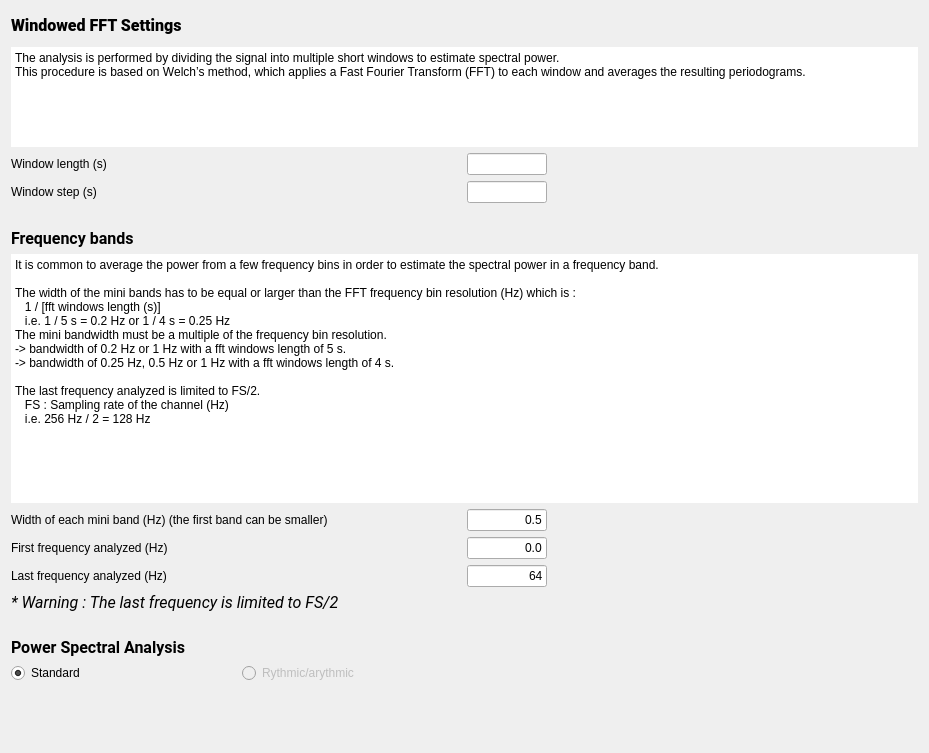
Above: tools/CEAMSTools/PowerSpectralAnalysis/SpectralSettings/Ui_SpectralSettings.ui from SnoozToolbox/snooz-package-ceams before the change. Below: the same form after it.
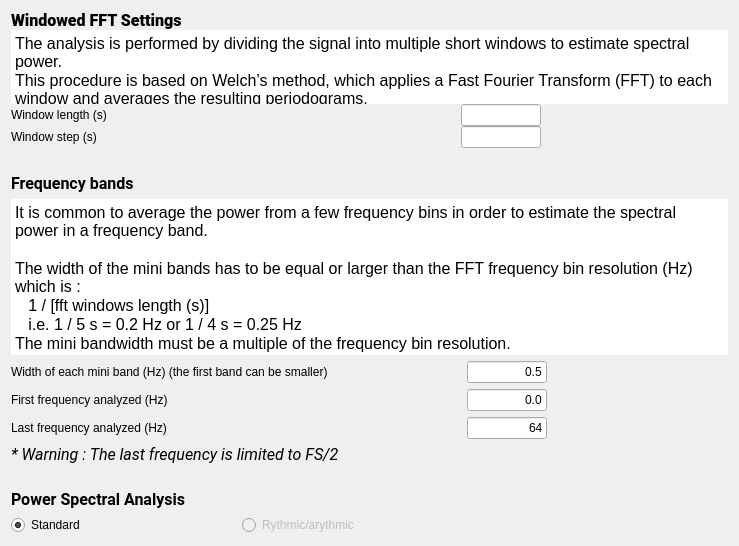
That is the form after the change.

Commit message: Remove scrolling from tools, as it is now handled by the Snooz architecture for a better fit in small windows.

The edit to the form file:
```diff
--- a/tools/CEAMSTools/PowerSpectralAnalysis/SpectralSettings/Ui_SpectralSettings.ui
+++ b/tools/CEAMSTools/PowerSpectralAnalysis/SpectralSettings/Ui_SpectralSettings.ui
@@ -6,8 +6,8 @@
    <rect>
     <x>0</x>
     <y>0</y>
-    <width>929</width>
-    <height>753</height>
+    <width>739</width>
+    <height>546</height>
    </rect>
   </property>
   <property name="minimumSize">
@@ -25,6 +25,12 @@
   <layout class="QVBoxLayout" name="verticalLayout_2">
    <item>
     <layout class="QVBoxLayout" name="verticalLayout">
+     <property name="spacing">
+      <number>0</number>
+     </property>
+     <property name="sizeConstraint">
+      <enum>QLayout::SizeConstraint::SetMaximumSize</enum>
+     </property>
      <item>
       <widget class="QLabel" name="label_3">
        <property name="maximumSize">
@@ -47,17 +53,17 @@
       </widget>
      </item>
      <item>
-      <widget class="QPlainTextEdit" name="plainTextEdit_2">
+      <widget class="QTextEdit" name="textEdit_2">
        <property name="minimumSize">
         <size>
          <width>0</width>
-         <height>50</height>
+         <height>0</height>
         </size>
        </property>
        <property name="maximumSize">
         <size>
          <width>16777215</width>
-         <height>100</height>
+         <height>110</height>
         </size>
        </property>
        <property name="frameShape">
@@ -69,12 +75,22 @@
        <property name="lineWidth">
         <number>0</number>
        </property>
-       <property name="readOnly">
-        <bool>true</bool>
+       <property name="verticalScrollBarPolicy">
+        <enum>Qt::ScrollBarPolicy::ScrollBarAlwaysOff</enum>
        </property>
-       <property name="plainText">
-        <string>The analysis is performed by dividing the signal into multiple short windows to estimate spectral power. 
-This procedure is based on Welch’s method, which applies a Fast Fourier Transform (FFT) to each window and averages the resulting periodograms.</string>
+       <property name="horizontalScrollBarPolicy">
+        <enum>Qt::ScrollBarPolicy::ScrollBarAlwaysOff</enum>
+       </property>
+       <property name="html">
+        <string>&lt;!DOCTYPE HTML PUBLIC &quot;-//W3C//DTD HTML 4.0//EN&quot; &quot;http://www.w3.org/TR/REC-html40/strict.dtd&quot;&gt;
+&lt;html&gt;&lt;head&gt;&lt;meta name=&quot;qrichtext&quot; content=&quot;1&quot; /&gt;&lt;meta charset=&quot;utf-8&quot; /&gt;&lt;style type=&quot;text/css&quot;&gt;
+p, li { white-space: pre-wrap; }
+hr { height: 1px; border-width: 0; }
+li.unchecked::marker { content: &quot;\2610&quot;; }
+li.checked::marker { content: &quot;\2612&quot;; }
+&lt;/style&gt;&lt;/head&gt;&lt;body style=&quot; font-family:'Roboto'; font-size:12pt; font-weight:400; font-style:normal;&quot;&gt;
+&lt;p style=&quot; margin-top:0px; margin-bottom:0px; margin-left:0px; margin-right:0px; -qt-block-indent:0; text-indent:0px;&quot;&gt;The analysis is performed by dividing the signal into multiple short windows to estimate spectral power. &lt;/p&gt;
+&lt;p style=&quot; margin-top:0px; margin-bottom:0px; margin-left:0px; margin-right:0px; -qt-block-indent:0; text-indent:0px;&quot;&gt;This procedure is based on Welch’s method, which applies a Fast Fourier Transform (FFT) to each window and averages the resulting periodograms.&lt;/p&gt;&lt;/body&gt;&lt;/html&gt;</string>
        </property>
       </widget>
      </item>
@@ -83,6 +99,9 @@
        <property name="sizeConstraint">
         <enum>QLayout::SizeConstraint::SetMinimumSize</enum>
        </property>
+       <property name="spacing">
+        <number>0</number>
+       </property>
        <item row="1" column="0">
         <widget class="QLabel" name="label_2">
          <property name="sizePolicy">
@@ -131,7 +150,7 @@
        <item row="0" column="0">
         <widget class="QLabel" name="label">
          <property name="sizePolicy">
-          <sizepolicy hsizetype="Minimum" vsizetype="Preferred">
+          <sizepolicy hsizetype="Fixed" vsizetype="Fixed">
            <horstretch>0</horstretch>
            <verstretch>0</verstretch>
           </sizepolicy>
@@ -202,7 +221,7 @@
    <item>
     <layout class="QVBoxLayout" name="verticalLayout_5">
      <property name="sizeConstraint">
-      <enum>QLayout::SizeConstraint::SetMinAndMaxSize</enum>
+      <enum>QLayout::SizeConstraint::SetDefaultConstraint</enum>
      </property>
      <item>
       <widget class="QLabel" name="label_7">
@@ -226,7 +245,7 @@
       </widget>
      </item>
      <item>
-      <widget class="QPlainTextEdit" name="plainTextEdit">
+      <widget class="QTextEdit" name="textEdit">
        <property name="sizePolicy">
         <sizepolicy hsizetype="Expanding" vsizetype="Expanding">
          <horstretch>0</horstretch>
@@ -236,13 +255,19 @@
        <property name="minimumSize">
         <size>
          <width>0</width>
-         <height>200</height>
+         <height>0</height>
         </size>
        </property>
        <property name="maximumSize">
         <size>
          <width>16777215</width>
-         <height>300</height>
+         <height>16777215</height>
+        </size>
+       </property>
+       <property name="sizeIncrement">
+        <size>
+         <width>0</width>
+         <height>0</height>
         </size>
        </property>
        <property name="frameShape">
@@ -254,22 +279,38 @@
        <property name="lineWidth">
         <number>0</number>
        </property>
+       <property name="verticalScrollBarPolicy">
+        <enum>Qt::ScrollBarPolicy::ScrollBarAlwaysOff</enum>
+       </property>
+       <property name="horizontalScrollBarPolicy">
+        <enum>Qt::ScrollBarPolicy::ScrollBarAlwaysOff</enum>
+       </property>
+       <property name="sizeAdjustPolicy">
+        <enum>QAbstractScrollArea::SizeAdjustPolicy::AdjustIgnored</enum>
+       </property>
        <property name="readOnly">
         <bool>true</bool>
        </property>
-       <property name="plainText">
-        <string>It is common to average the power from a few frequency bins in order to estimate the spectral power in a frequency band.
-
-The width of the mini bands has to be equal or larger than the FFT frequency bin resolution (Hz) which is :
-   1 / [fft windows length (s)]
-   i.e. 1 / 5 s = 0.2 Hz or 1 / 4 s = 0.25 Hz
-The mini bandwidth must be a multiple of the frequency bin resolution.
--&gt; bandwidth of 0.2 Hz or 1 Hz with a fft windows length of 5 s.
--&gt; bandwidth of 0.25 Hz, 0.5 Hz or 1 Hz with a fft windows length of 4 s. 
-
-The last frequency analyzed is limited to FS/2.
-   FS : Sampling rate of the channel (Hz)
-   i.e. 256 Hz / 2 = 128 Hz</string>
+       <property name="html">
+        <string>&lt;!DOCTYPE HTML PUBLIC &quot;-//W3C//DTD HTML 4.0//EN&quot; &quot;http://www.w3.org/TR/REC-html40/strict.dtd&quot;&gt;
+&lt;html&gt;&lt;head&gt;&lt;meta name=&quot;qrichtext&quot; content=&quot;1&quot; /&gt;&lt;meta charset=&quot;utf-8&quot; /&gt;&lt;style type=&quot;text/css&quot;&gt;
+p, li { white-space: pre-wrap; }
+hr { height: 1px; border-width: 0; }
+li.unchecked::marker { content: &quot;\2610&quot;; }
+li.checked::marker { content: &quot;\2612&quot;; }
+&lt;/style&gt;&lt;/head&gt;&lt;body style=&quot; font-family:'Roboto'; font-size:12pt; font-weight:400; font-style:normal;&quot;&gt;
+&lt;p style=&quot; margin-top:0px; margin-bottom:0px; margin-left:0px; margin-right:0px; -qt-block-indent:0; text-indent:0px;&quot;&gt;It is common to average the power from a few frequency bins in order to estimate the spectral power in a frequency band.&lt;/p&gt;
+&lt;p style=&quot;-qt-paragraph-type:empty; margin-top:0px; margin-bottom:0px; margin-left:0px; margin-right:0px; -qt-block-indent:0; text-indent:0px;&quot;&gt;&lt;br /&gt;&lt;/p&gt;
+&lt;p style=&quot; margin-top:0px; margin-bottom:0px; margin-left:0px; margin-right:0px; -qt-block-indent:0; text-indent:0px;&quot;&gt;The width of the mini bands has to be equal or larger than the FFT frequency bin resolution (Hz) which is :&lt;/p&gt;
+&lt;p style=&quot; margin-top:0px; margin-bottom:0px; margin-left:0px; margin-right:0px; -qt-block-indent:0; text-indent:0px;&quot;&gt;   1 / [fft windows length (s)]&lt;/p&gt;
+&lt;p style=&quot; margin-top:0px; margin-bottom:0px; margin-left:0px; margin-right:0px; -qt-block-indent:0; text-indent:0px;&quot;&gt;   i.e. 1 / 5 s = 0.2 Hz or 1 / 4 s = 0.25 Hz&lt;/p&gt;
+&lt;p style=&quot; margin-top:0px; margin-bottom:0px; margin-left:0px; margin-right:0px; -qt-block-indent:0; text-indent:0px;&quot;&gt;The mini bandwidth must be a multiple of the frequency bin resolution.&lt;/p&gt;
+&lt;p style=&quot; margin-top:0px; margin-bottom:0px; margin-left:0px; margin-right:0px; -qt-block-indent:0; text-indent:0px;&quot;&gt;-&amp;gt; bandwidth of 0.2 Hz or 1 Hz with a fft windows length of 5 s.&lt;/p&gt;
+&lt;p style=&quot; margin-top:0px; margin-bottom:0px; margin-left:0px; margin-right:0px; -qt-block-indent:0; text-indent:0px;&quot;&gt;-&amp;gt; bandwidth of 0.25 Hz, 0.5 Hz or 1 Hz with a fft windows length of 4 s. &lt;/p&gt;
+&lt;p style=&quot;-qt-paragraph-type:empty; margin-top:0px; margin-bottom:0px; margin-left:0px; margin-right:0px; -qt-block-indent:0; text-indent:0px;&quot;&gt;&lt;br /&gt;&lt;/p&gt;
+&lt;p style=&quot; margin-top:0px; margin-bottom:0px; margin-left:0px; margin-right:0px; -qt-block-indent:0; text-indent:0px;&quot;&gt;The last frequency analyzed is limited to FS/2.&lt;/p&gt;
+&lt;p style=&quot; margin-top:0px; margin-bottom:0px; margin-left:0px; margin-right:0px; -qt-block-indent:0; text-indent:0px;&quot;&gt;   FS : Sampling rate of the channel (Hz)&lt;/p&gt;
+&lt;p style=&quot; margin-top:0px; margin-bottom:0px; margin-left:0px; margin-right:0px; -qt-block-indent:0; text-indent:0px;&quot;&gt;   i.e. 256 Hz / 2 = 128 Hz&lt;/p&gt;&lt;/body&gt;&lt;/html&gt;</string>
        </property>
       </widget>
      </item>
@@ -546,12 +587,12 @@
       <enum>Qt::Orientation::Vertical</enum>
      </property>
      <property name="sizeType">
-      <enum>QSizePolicy::Policy::Minimum</enum>
+      <enum>QSizePolicy::Policy::Preferred</enum>
      </property>
      <property name="sizeHint" stdset="0">
       <size>
        <width>20</width>
-       <height>40</height>
+       <height>0</height>
       </size>
      </property>
     </spacer>
```
The commit also changes 59 other files.
